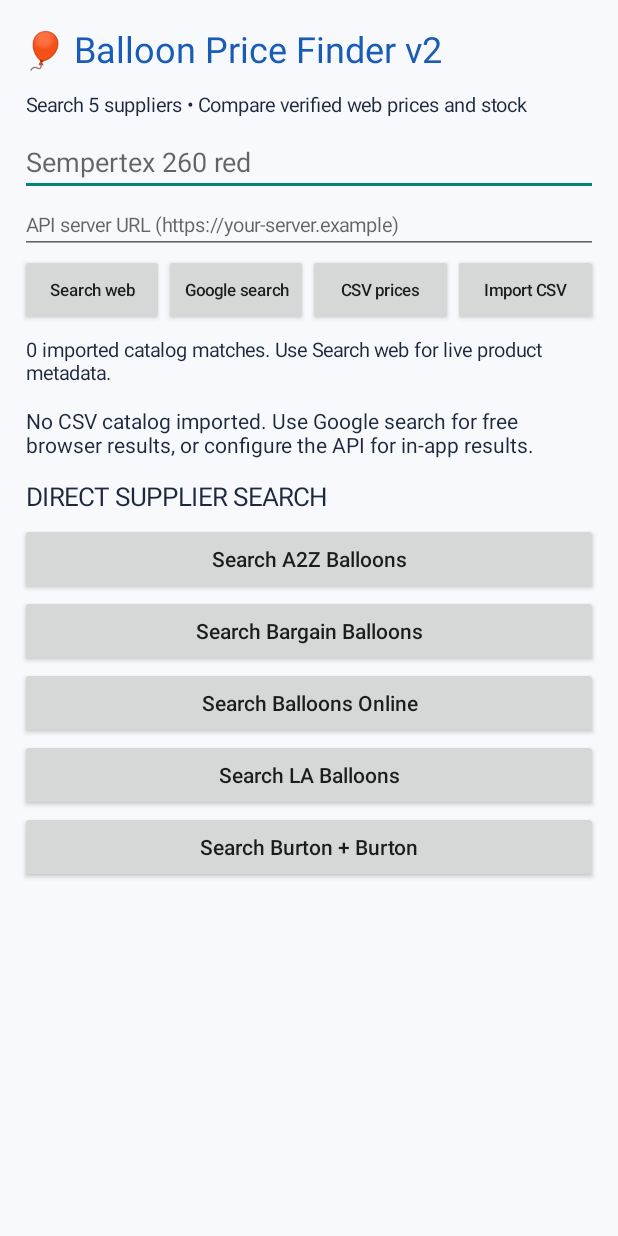
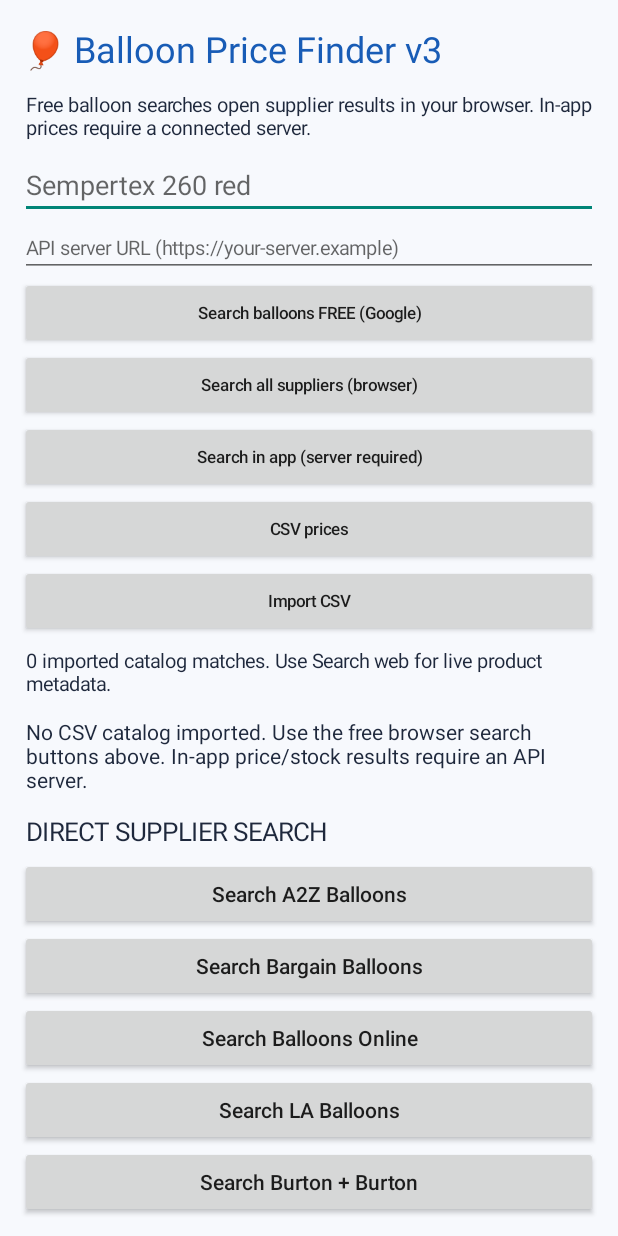
Before and after one commit to 82gtstang/BalloonSupplies, an Android app: the screen it shows after launch (MainActivity), on a phone screen of 412 x 824 dp. Run offline under Robolectric (Android 15) with nearby library versions, the phone set to English and light mode, and no system bars.

Commit message:
Clarify server requirement and add free multi-supplier Google search fallback

```diff
--- a/app/src/main/java/com/happybrushes/balloonfinder/MainActivity.kt
+++ b/app/src/main/java/com/happybrushes/balloonfinder/MainActivity.kt
@@ -34,8 +34,8 @@ class MainActivity : Activity() {
     override fun onCreate(savedInstanceState: Bundle?) {
         super.onCreate(savedInstanceState)
         val root = LinearLayout(this).apply { orientation = LinearLayout.VERTICAL; setPadding(20, 24, 20, 12); setBackgroundColor(Color.rgb(247,249,253)) }
-        root.addView(TextView(this).apply { text = "🎈 Balloon Price Finder v2"; textSize = 24f; setTextColor(blue); setPadding(0,0,0,8) })
-        root.addView(label("Search 5 suppliers • Compare verified web prices and stock", 13f))
+        root.addView(TextView(this).apply { text = "🎈 Balloon Price Finder v3"; textSize = 24f; setTextColor(blue); setPadding(0,0,0,8) })
+        root.addView(label("Free balloon searches open supplier results in your browser. In-app prices require a connected server.", 13f))
         search = EditText(this).apply { hint = "Sempertex 260 red"; setSingleLine(true) }
         root.addView(search)
         apiUrl = EditText(this).apply {
@@ -45,13 +45,14 @@ class MainActivity : Activity() {
             textSize = 13f
         }
         root.addView(apiUrl)
-        val actions = LinearLayout(this).apply { orientation = LinearLayout.HORIZONTAL }
+        val actions = LinearLayout(this).apply { orientation = LinearLayout.VERTICAL }
         fun action(label: String, click: () -> Unit) {
             actions.addView(Button(this).apply { text = label; textSize = 11f; isAllCaps = false; setOnClickListener { click() } },
-                LinearLayout.LayoutParams(0, LinearLayout.LayoutParams.WRAP_CONTENT, 1f))
+                LinearLayout.LayoutParams(-1, LinearLayout.LayoutParams.WRAP_CONTENT))
         }
-        action("Search web") { searchWeb() }
-        action("Google search") { googleSearch() }
+        action("Search balloons FREE (Google)") { googleSearch() }
+        action("Search all suppliers (browser)") { supplierBrowserSearch() }
+        action("Search in app (server required)") { searchWeb() }
         action("CSV prices") { renderOffers() }
         action("Import CSV") { startActivityForResult(Intent(Intent.ACTION_OPEN_DOCUMENT).apply { addCategory(Intent.CATEGORY_OPENABLE); type = "*/*" }, 42) }
         root.addView(actions)
@@ -72,9 +73,17 @@ class MainActivity : Activity() {
         try { startActivity(Intent(Intent.ACTION_VIEW, Uri.parse(url))) }
         catch (_: Exception) { Toast.makeText(this, "Cannot open product", Toast.LENGTH_SHORT).show() }
     }
+    private fun supplierBrowserSearch() {
+        val q = search.text.toString().trim()
+        if (q.length < 2) { Toast.makeText(this, "Enter a balloon name", Toast.LENGTH_SHORT).show(); return }
+        val sites = suppliers.values.joinToString(" OR ") { "site:" + it }
+        summary.text = "Opening supplier results in your browser. Prices and stock must be checked on each store page."
+        open("https://www.google.com/search?q=" + URLEncoder.encode("(" + sites + ") " + q, "UTF-8"))
+    }
     private fun googleSearch() {
         val q = search.text.toString().trim()
         if (q.length < 2) { Toast.makeText(this, "Enter a balloon name", Toast.LENGTH_SHORT).show(); return }
+        summary.text = "Opening your custom Google search engine in the browser. If it shows no results, use Search all suppliers (browser)."
         open("https://cse.google.com/cse?cx=263954e4ff7544c90&q=" + URLEncoder.encode(q, "UTF-8"))
     }
     private fun searchWeb() {
@@ -82,7 +91,7 @@ class MainActivity : Activity() {
         if (q.length < 2) { Toast.makeText(this, "Enter a balloon name", Toast.LENGTH_SHORT).show(); return }
         val base = apiUrl.text.toString().trim().trimEnd('/')
         if (!base.startsWith("https://")) {
-            summary.text = "Enter your deployed HTTPS API address above. See api/README.md for setup."
+            summary.text = "In-app search needs a deployed HTTPS server. Use Search balloons FREE or Search all suppliers to search without a server."
             return
         }
         getPreferences(MODE_PRIVATE).edit().putString("api_url", base).apply()
@@ -143,7 +152,7 @@ class MainActivity : Activity() {
             terms.all { hay.contains(it) }
         }.sortedBy { it.unitPrice }
         summary.text = matched.size.toString() + " imported catalog matches. Use Search web for live product metadata."
-        if (offers.isEmpty()) results.addView(label("No CSV catalog imported. Use Google search for free browser results, or configure the API for in-app results.", 14f))
+        if (offers.isEmpty()) results.addView(label("No CSV catalog imported. Use the free browser search buttons above. In-app price/stock results require an API server.", 14f))
         matched.forEach { o ->
             val card = LinearLayout(this).apply { orientation = LinearLayout.VERTICAL; setPadding(14,12,14,12); setBackgroundColor(Color.WHITE) }
             card.addView(label(o.name + " — " + o.supplier, 17f))
```
